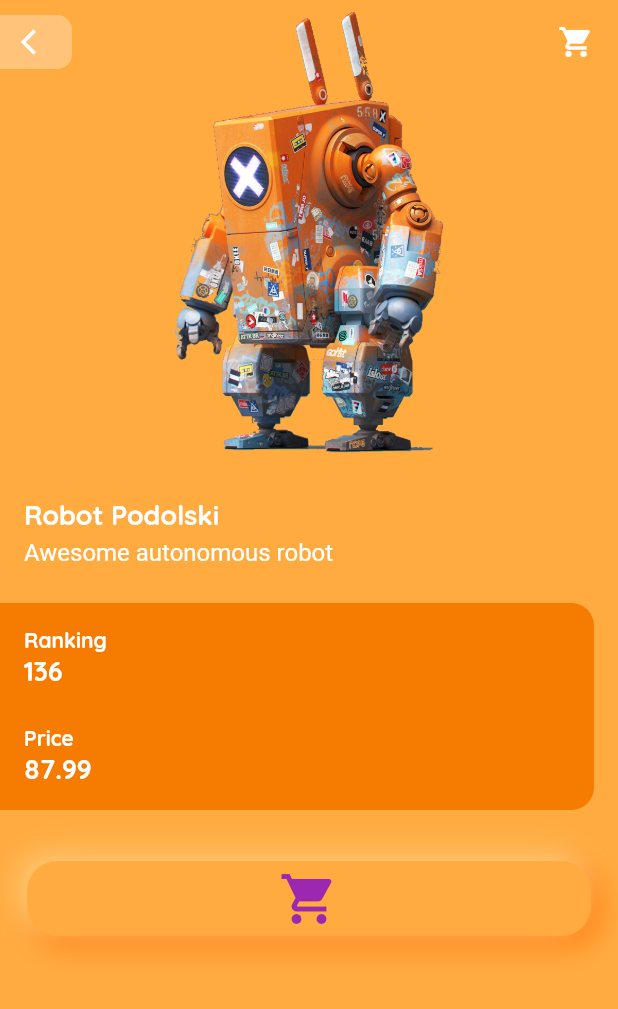
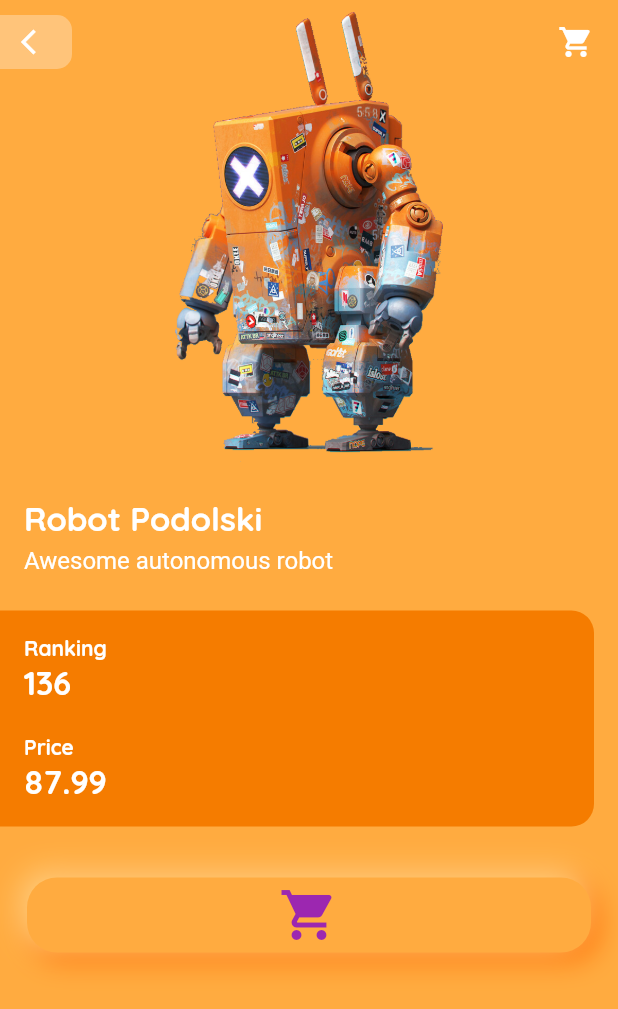
Before and after one commit to sebaslogen/toys_demo, a Flutter app: the screen it shows after launch, after a tap on "136", on a phone screen of 412 x 824 dp. Shown: the top 1009 px of the screen. Run offline on Flutter 3.47's test engine with Material 2 defaults, Android fonts, the phone set to English and light mode, and no system bars; our stand-ins replace cached_network_image; network calls fail.

Commit message:
6-navigation: Improve text size in Toy page

```diff
--- a/lib/home/ToyPage.dart
+++ b/lib/home/ToyPage.dart
@@ -30,7 +30,7 @@ class ToyPage extends StatelessWidget {
                     padding: const EdgeInsets.only(left: 16, right: 16, top: 16, bottom: 4),
                     child: Text(
                       toy.name,
-                      style: Theme.of(context).textTheme.title.copyWith(color: Colors.white),
+                      style: Theme.of(context).textTheme.headline.copyWith(color: Colors.white),
                     ),
                   ),
                   Padding(
@@ -53,11 +53,11 @@ class ToyPage extends StatelessWidget {
                         children: <Widget>[
                           Text('Ranking', style: Theme.of(context).textTheme.caption.copyWith(color: Colors.white)),
                           Text(toy.popularityRank.toString(),
-                              style: Theme.of(context).textTheme.title.copyWith(color: Colors.white)),
-                          SizedBox(height: 24),
+                              style: Theme.of(context).textTheme.headline.copyWith(color: Colors.white)),
+                          SizedBox(height: 20),
                           Text('Price', style: Theme.of(context).textTheme.caption.copyWith(color: Colors.white)),
                           Text(toy.price.toString(),
-                              style: Theme.of(context).textTheme.title.copyWith(color: Colors.white)),
+                              style: Theme.of(context).textTheme.headline.copyWith(color: Colors.white)),
                         ],
                       ),
                     ),
--- a/lib/main.dart
+++ b/lib/main.dart
@@ -17,6 +17,10 @@ class MyApp extends StatelessWidget {
           accentColor: Colors.orangeAccent,
           fontFamily: 'Quicksand',
           textTheme: ThemeData.light().textTheme.copyWith(
+                headline: const TextStyle(
+                    fontFamily: 'Quicksand',
+                    fontSize: 22,
+                    fontWeight: FontWeight.bold),
                 display1: const TextStyle(
                     fontFamily: 'Quicksand',
                     fontSize: 28,
```
